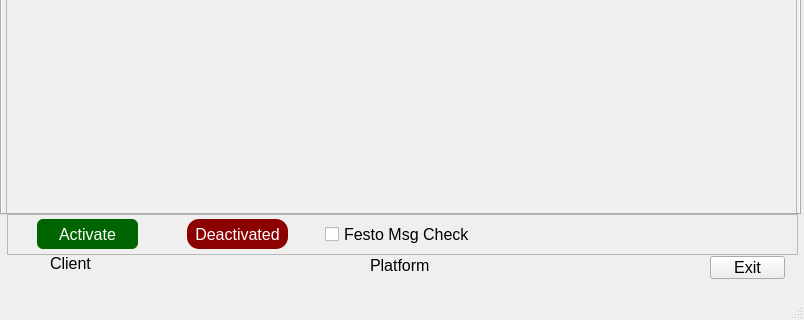
The window that runtime/main_gui.ui (michaelmargolis/MdxMotionPlatformV3) describes before a commit, drawn with Qt 5; both pictures show x 0 to 804 and y 156 to 476 of the 804 by 476 pixel window.
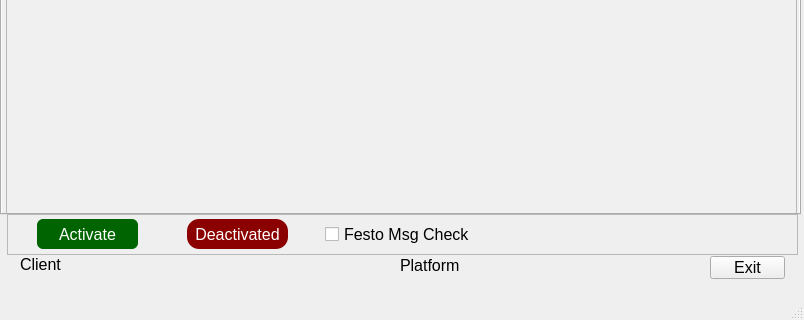
The same window after the commit.

Diff of the .ui file:
```diff
--- a/runtime/main_gui.ui
+++ b/runtime/main_gui.ui
@@ -133,10 +133,10 @@
    <widget class="QLabel" name="lbl_client">
     <property name="geometry">
      <rect>
-      <x>50</x>
+      <x>20</x>
       <y>410</y>
-      <width>251</width>
-      <height>19</height>
+      <width>321</width>
+      <height>20</height>
      </rect>
     </property>
     <property name="font">
@@ -169,9 +169,9 @@
    <widget class="QLabel" name="lbl_platform">
     <property name="geometry">
      <rect>
-      <x>370</x>
+      <x>400</x>
       <y>411</y>
-      <width>241</width>
+      <width>271</width>
       <height>21</height>
      </rect>
     </property>
```
